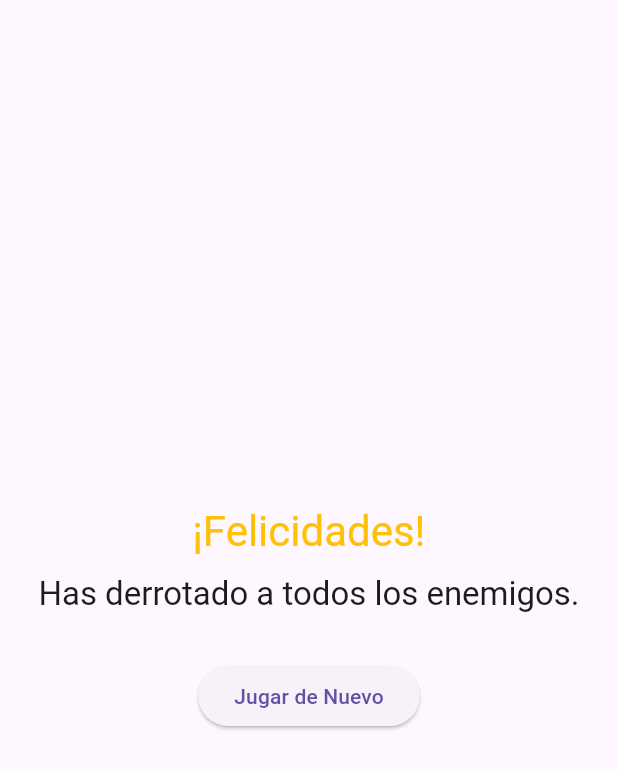
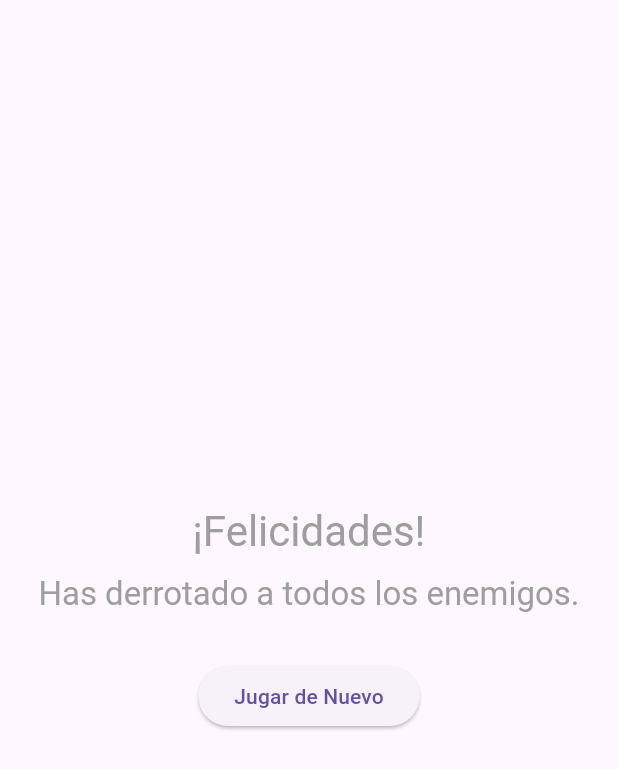
Before and after one commit to lauura04/practica2moviles, a Flutter app: the GameWonWidget widget shown alone on an empty page, opened directly, on a phone screen of 412 x 824 dp. Shown: the top 769 px of the screen. Run offline on Flutter 3.47's test engine with Material 3 defaults, Android fonts, the phone set to English and light mode, and no system bars; our stand-ins replace audioplayers, shared_preferences; accounts and stored records are empty.

```diff
--- a/lib/screens/fin_juego_widget.dart
+++ b/lib/screens/fin_juego_widget.dart
@@ -24,7 +24,7 @@ class GameOverWidget extends StatelessWidget {
         children: [
           Text(
             finalMessage,
-            style: Theme.of(context).textTheme.headlineMedium?.copyWith(color: Colors.white),
+            style: Theme.of(context).textTheme.headlineMedium?.copyWith(color: Colors.grey),
           ),
           const SizedBox(height: 20),
           ElevatedButton(
--- a/lib/screens/game_won_widget.dart
+++ b/lib/screens/game_won_widget.dart
@@ -16,12 +16,12 @@ class GameWonWidget extends StatelessWidget {
         children: [
           Text(
             "¡Felicidades!",
-            style: Theme.of(context).textTheme.headlineMedium?.copyWith(color: Colors.amber),
+            style: Theme.of(context).textTheme.headlineMedium?.copyWith(color: Colors.grey),
           ),
           const SizedBox(height: 10),
           Text(
             "Has derrotado a todos los enemigos.",
-            style: Theme.of(context).textTheme.titleLarge,
+            style: Theme.of(context).textTheme.titleLarge?.copyWith(color: Colors.grey),
           ),
           const SizedBox(height: 30),
           ElevatedButton(
```
Also changed, not shown: lib/providers/game_provider.dart (+14 -2 lines), 5 other files.
